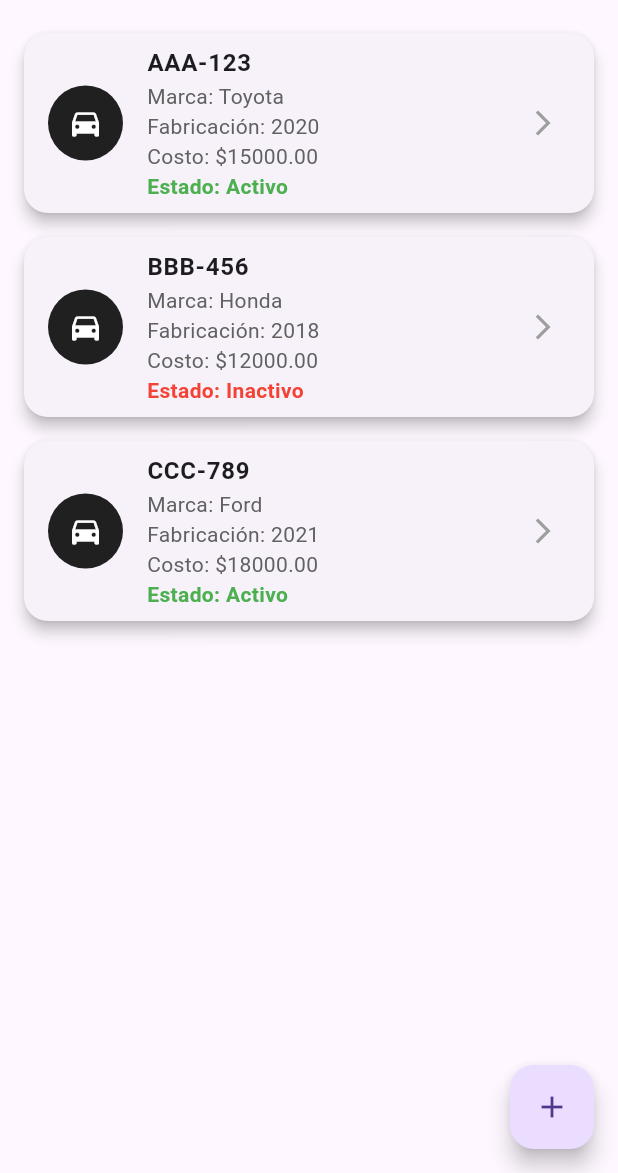
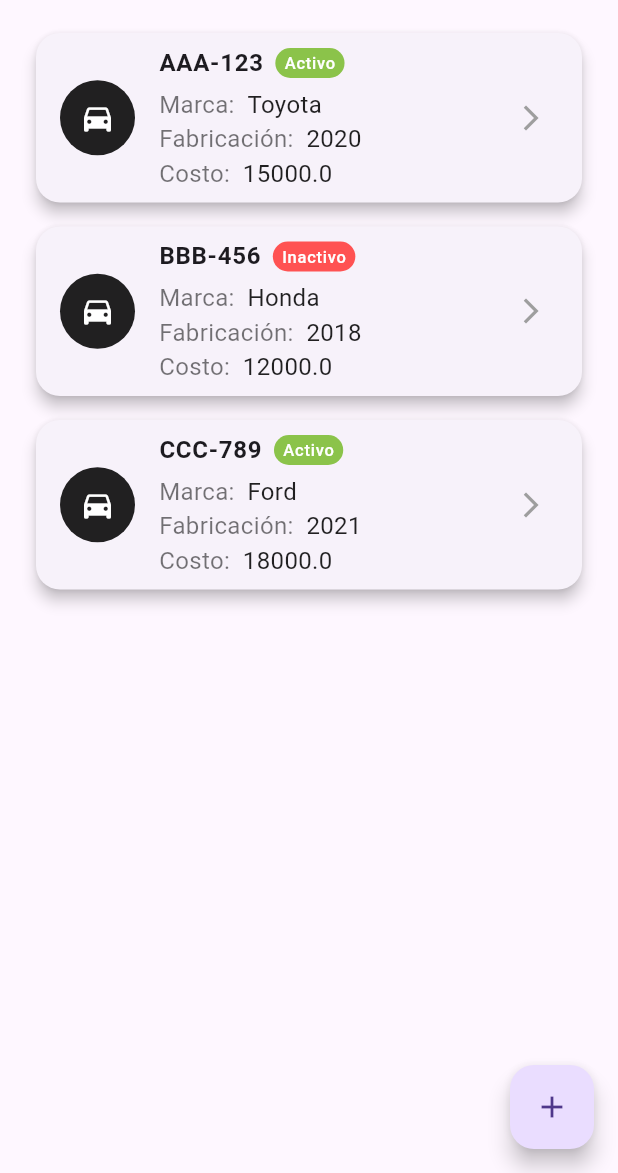
Before and after one commit to AugustoUCE/DM-Flutter, a Flutter app: the screen it shows after launch, on a phone screen of 412 x 824 dp, the part 63-1236 px from its top. Run offline on Flutter 3.47's test engine with Material 3 defaults, Android fonts, the phone set to English and light mode, and no system bars.

Commit message:
style: vehicle card

```diff
--- /dev/null
+++ b/lib/views/vehicle_list/widgets/vehicle_card.dart
@@ -0,0 +1,93 @@
+import 'package:flutter/material.dart';
+import 'package:flutter_app/models/vehicle.dart';
+
+class VehicleCard extends StatelessWidget {
+  const VehicleCard({
+    super.key,
+    required this.vehicle,
+    required this.onVehicleSelected,
+  });
+
+  final Vehicle vehicle;
+  final Function(Vehicle p1) onVehicleSelected;
+
+  @override
+  Widget build(BuildContext context) {
+    return Card(
+      margin: const EdgeInsets.symmetric(vertical: 8.0),
+      elevation: 4,
+      shape: RoundedRectangleBorder(
+        borderRadius: BorderRadius.circular(16),
+      ),
+      child: ListTile(
+        leading: const CircleAvatar(
+          backgroundColor: Colors.black87,
+          radius: 25,
+          child: Icon(
+            Icons.directions_car,
+            color: Colors.white,
+          ),
+        ),
+        title: Row(
+          children: [
+            Text(
+              vehicle.plate,
+              style: const TextStyle(fontWeight: FontWeight.bold, fontSize: 16),
+            ),
+            const SizedBox(width: 8),
+            Badge(
+              label: Text(vehicle.isActive ? 'Activo' : 'Inactivo'),
+              padding: const EdgeInsets.symmetric(horizontal: 6, vertical: 2),
+              backgroundColor:
+                  vehicle.isActive ? Colors.lightGreen : Colors.redAccent,
+            )
+          ],
+        ),
+        subtitle: Column(
+          crossAxisAlignment: CrossAxisAlignment.start,
+          children: [
+            const SizedBox(height: 4),
+            AtributeRow(atribute: 'Marca', value: vehicle.brand),
+            AtributeRow(
+                atribute: 'Fabricación',
+                value: vehicle.manufactureDate.year.toString()),
+            AtributeRow(atribute: 'Costo', value: vehicle.cost.toString()),
+          ],
+        ),
+        trailing: const Icon(
+          Icons.arrow_forward_ios,
+          color: Colors.grey,
+          size: 20,
+        ),
+        onTap: () => onVehicleSelected(vehicle),
+      ),
+    );
+  }
+}
+
+class AtributeRow extends StatelessWidget {
+  const AtributeRow({
+    super.key,
+    required this.atribute,
+    required this.value,
+  });
+
+  final String atribute;
+  final String value;
+
+  @override
+  Widget build(BuildContext context) {
+    return Row(
+      children: [
+        Text(
+          '$atribute:  ',
+          style: const TextStyle(color: Colors.black54, fontSize: 16),
+        ),
+        Text(
+          value,
+          style: const TextStyle(color: Colors.black87, fontSize: 16),
+        ),
+      ],
+    );
+  }
+}
--- a/lib/views/vehicle_list/widgets/vehicle_list_body.dart
+++ b/lib/views/vehicle_list/widgets/vehicle_list_body.dart
@@ -1,5 +1,6 @@
 import 'package:flutter/material.dart';
 import 'package:flutter_app/models/vehicle.dart';
+import 'package:flutter_app/views/vehicle_list/widgets/vehicle_card.dart';
 
 class VehicleListBody extends StatelessWidget {
   final List<Vehicle> vehicles;
@@ -23,63 +24,13 @@ class VehicleListBody extends StatelessWidget {
     }
 
     return ListView.builder(
-      padding: const EdgeInsets.symmetric(horizontal: 16),
+      padding: const EdgeInsets.symmetric(horizontal: 24),
       itemCount: vehicles.length,
       itemBuilder: (context, index) {
         final vehicle = vehicles[index];
 
-        return Card(
-          margin: const EdgeInsets.symmetric(vertical: 8.0),
-          elevation: 4,
-          shape: RoundedRectangleBorder(
-            borderRadius: BorderRadius.circular(16),
-          ),
-          child: ListTile(
-            leading: const CircleAvatar(
-              backgroundColor: Colors
-                  .black87, // Asume que el color es un código hexadecimal (#FF0000)
-              radius: 25,
-              child: Icon(
-                Icons.directions_car,
-                color: Colors.white,
-              ),
-            ),
-            title: Text(
-              vehicle.plate,
-              style: const TextStyle(fontWeight: FontWeight.bold),
-            ),
-            subtitle: Column(
-              crossAxisAlignment: CrossAxisAlignment.start,
-              children: [
-                Text(
-                  'Marca: ${vehicle.brand}',
-                  style: TextStyle(color: Colors.grey[700]),
-                ),
-                Text(
-                  'Fabricación: ${vehicle.manufactureDate.year}',
-                  style: TextStyle(color: Colors.grey[700]),
-                ),
-                Text(
-                  'Costo: \$${vehicle.cost.toStringAsFixed(2)}',
-                  style: TextStyle(color: Colors.grey[700]),
-                ),
-                Text(
-                  'Estado: ${vehicle.isActive ? "Activo" : "Inactivo"}',
-                  style: TextStyle(
-                    color: vehicle.isActive ? Colors.green : Colors.red,
-                    fontWeight: FontWeight.bold,
-                  ),
-                ),
-              ],
-            ),
-            trailing: const Icon(
-              Icons.arrow_forward_ios,
-              color: Colors.grey,
-              size: 20,
-            ),
-            onTap: () => onVehicleSelected(vehicle),
-          ),
-        );
+        return VehicleCard(
+            vehicle: vehicle, onVehicleSelected: onVehicleSelected);
       },
     );
   }
```
